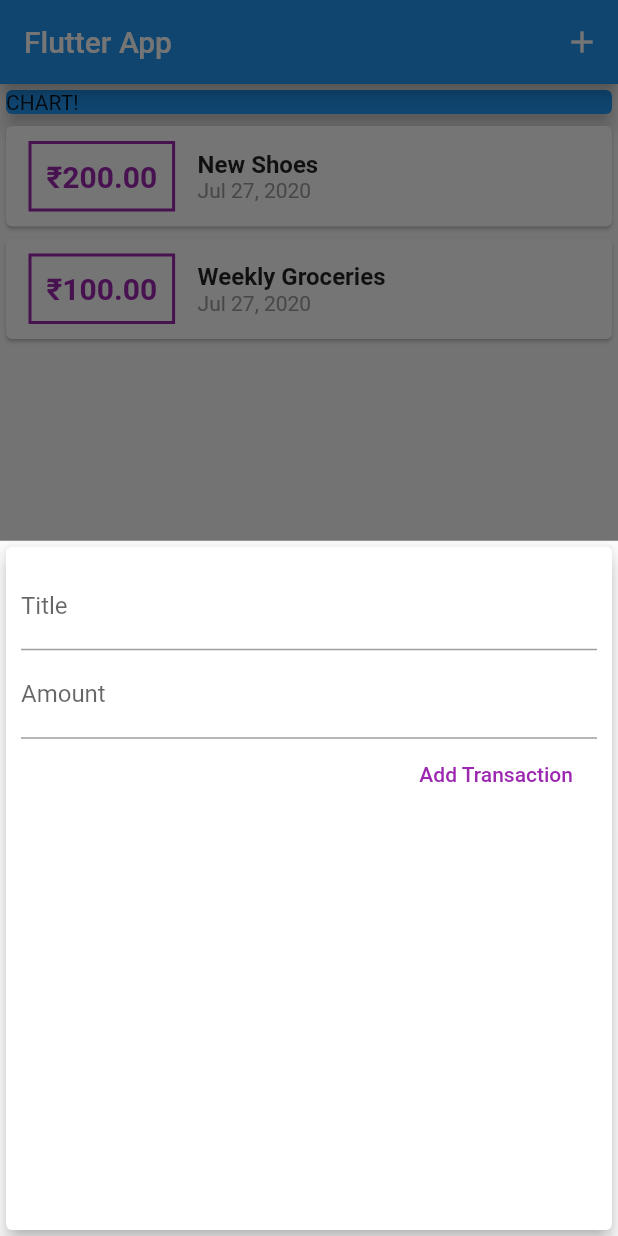
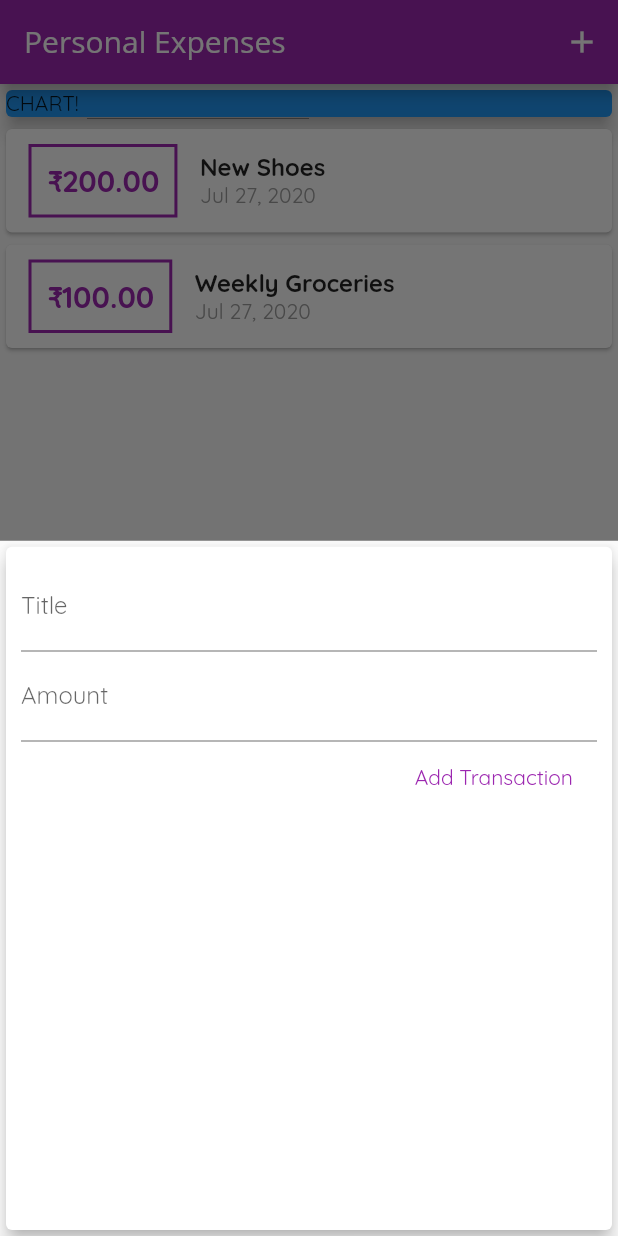
Before and after one commit to xybercommander/expense_app, a Flutter app: the screen it shows after launch, after a tap on the "add" icon, on a phone screen of 412 x 824 dp. Run offline on Flutter 3.47's test engine with Material 2 defaults, Android fonts, the phone set to English and light mode, and no system bars.

Commit message:
added fonts

```diff
--- a/lib/main.dart
+++ b/lib/main.dart
@@ -12,8 +12,21 @@ class MyApp extends StatelessWidget {
   @override
   Widget build(BuildContext context) {
     return MaterialApp(
-      title: 'Flutter Demo',
+      title: 'Personal Expenses',
       home: MyHomePage(),
+      theme: ThemeData(
+        primarySwatch: Colors.purple,
+        accentColor: Colors.amber,
+        fontFamily: 'Quicksand',
+        appBarTheme: AppBarTheme(
+          textTheme: ThemeData.light().textTheme.copyWith(
+            title: TextStyle(
+              fontFamily: 'OpenSans',
+              fontSize: 20,
+            ),
+          )
+        )
+      ),
       debugShowCheckedModeBanner: false,
     );
   }
@@ -60,7 +73,7 @@ class _MyHomePageState extends State<MyHomePage> {
   Widget build(BuildContext context) {
     return Scaffold(
       appBar: AppBar(
-        title: Text("Flutter App"),
+        title: Text("Personal Expenses"),
         actions: <Widget>[
           IconButton(icon: Icon(Icons.add),
             onPressed: () => _startAddNewTransaction(context),
--- a/lib/widgets/new_transaction.dart
+++ b/lib/widgets/new_transaction.dart
@@ -1,11 +1,17 @@
 import 'package:flutter/material.dart';
 
-class NewTransaction extends StatelessWidget {
+class NewTransaction extends StatefulWidget {
   final Function addTx;
+
+  NewTransaction(this.addTx);
+
+  @override
+  _NewTransactionState createState() => _NewTransactionState();
+}
+
+class _NewTransactionState extends State<NewTransaction> {
   final titleController = new TextEditingController();
   final amountController = new TextEditingController();
-
-  NewTransaction(this.addTx);
 
   void submitData() {
     final enteredTitle = titleController.text;
@@ -15,7 +21,8 @@ class NewTransaction extends StatelessWidget {
       return;
     }
 
-    addTx(titleController.text, double.parse(amountController.text));
+    widget.addTx(enteredTitle, enteredAmount);
+    Navigator.of(context).pop();
   }
 
   @override
@@ -40,7 +47,8 @@ class NewTransaction extends StatelessWidget {
               FlatButton(
                   child: Text("Add Transaction"),
                   textColor: Colors.purple,
-                  onPressed: submitData)
+                  onPressed: submitData
+                )
             ],
           ),
         ));
--- a/lib/widgets/transaction_list.dart
+++ b/lib/widgets/transaction_list.dart
@@ -26,7 +26,7 @@ class TransactionList extends StatelessWidget {
                     style: TextStyle(
                         fontWeight: FontWeight.bold,
                         fontSize: 20,
-                        color: Colors.purple),
+                        color: Theme.of(context).primaryColor),
                   ),
                 ),
                 Column(
```
Also changed, not shown: pubspec.yaml (+11 -11 lines), assets/fonts/OpenSans-Bold.ttf (added), assets/fonts/OpenSans-Regular.ttf (added), assets/fonts/Quicksand-Bold.ttf (added), assets/fonts/Quicksand-Light.ttf (added), assets/fonts/Quicksand-Medium.ttf (added), assets/fonts/Quicksand-Regular.ttf (added).
